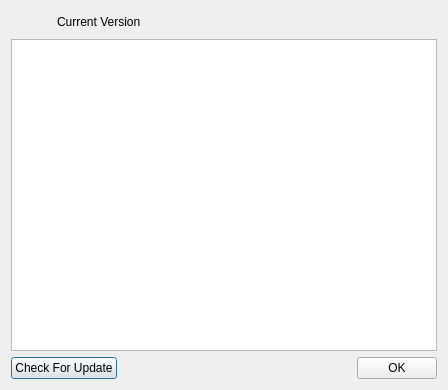
First picture: the form in BerEditor/about_dlg.ui, repository jykim74/BerEditor, before the edit.
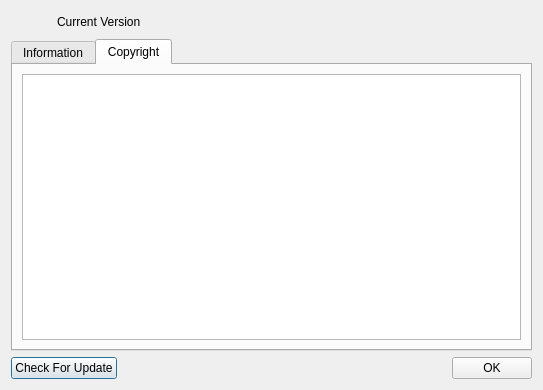
Second picture: the form after the edit. Icons and pictures are not drawn.

```diff
--- a/BerEditor/about_dlg.ui
+++ b/BerEditor/about_dlg.ui
@@ -6,7 +6,7 @@
    <rect>
     <x>0</x>
     <y>0</y>
-    <width>448</width>
+    <width>543</width>
     <height>390</height>
    </rect>
   </property>
@@ -62,14 +62,39 @@
     </layout>
    </item>
    <item>
+    <widget class="QTabWidget" name="tabWidget">
+     <property name="currentIndex">
+      <number>1</number>
+     </property>
+     <widget class="QWidget" name="tab">
+      <attribute name="title">
+       <string>Information</string>
+      </attribute>
+      <layout class="QVBoxLayout" name="verticalLayout_2">
+       <item>
     <widget class="QTextBrowser" name="mAboutText">
      <property name="font">
+          <font/>
      </property>
      <property name="openExternalLinks">
       <bool>false</bool>
      </property>
     </widget>
    </item>
+      </layout>
+     </widget>
+     <widget class="QWidget" name="tab_2">
+      <attribute name="title">
+       <string>Copyright</string>
+      </attribute>
+      <layout class="QVBoxLayout" name="verticalLayout_3">
+       <item>
+        <widget class="QTextBrowser" name="mCopyRightText"/>
+       </item>
+      </layout>
+     </widget>
+    </widget>
+   </item>
    <item>
     <layout class="QHBoxLayout" name="horizontalLayout_2">
      <item>
```
Left out of the diff: 2 changed lines with no effect on the pictures. Lines whose indentation alone changed are shown as unchanged.
